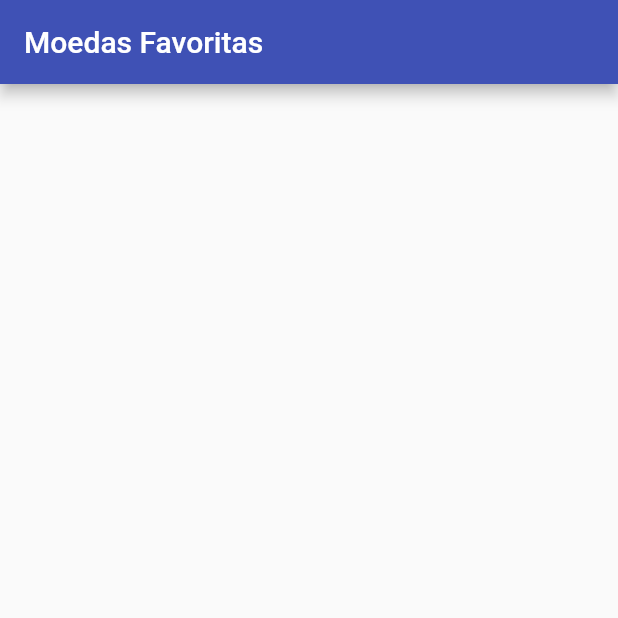
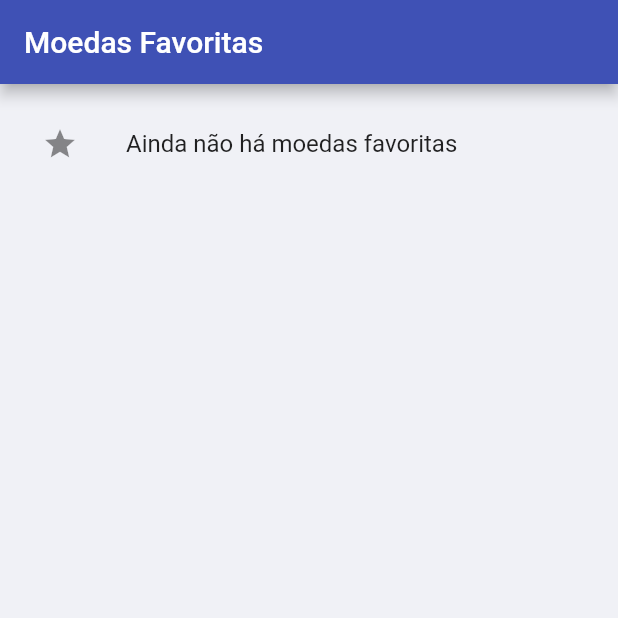
Before and after one commit to UildsonSantos/cripto_moedas, a Flutter app: the FavoritasPage screen opened directly, on a phone screen of 412 x 824 dp, the top half of it. Run offline on Flutter 3.47's test engine with Material 2 defaults, Android fonts, the phone set to English and light mode, and no system bars.

Commit message:
favoritas 'page'

```diff
--- a/lib/pages/favoritas_page.dart
+++ b/lib/pages/favoritas_page.dart
@@ -12,7 +12,16 @@ class _FavoritasPageState extends State<FavoritasPage> {
   Widget build(BuildContext context) {
     return Scaffold(
       appBar: AppBar(
-        title: Text('Moedas Favoritas'),
+        title: const Text('Moedas Favoritas'),
+      ),
+      body: Container(
+        color: Colors.indigo.withOpacity(0.05),
+        height: MediaQuery.of(context).size.height,
+        padding: const EdgeInsets.all(12.0),
+        child: const ListTile(
+          leading: Icon(Icons.star),
+          title: Text('Ainda não há moedas favoritas'),
+        ),
       ),
     );
   }
```
